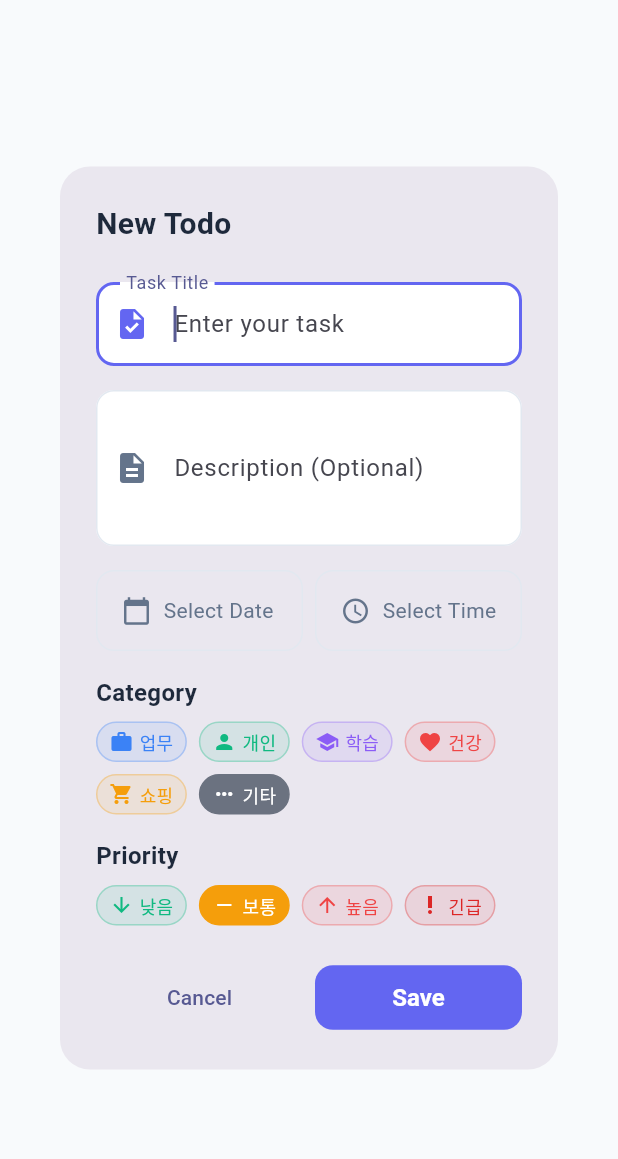
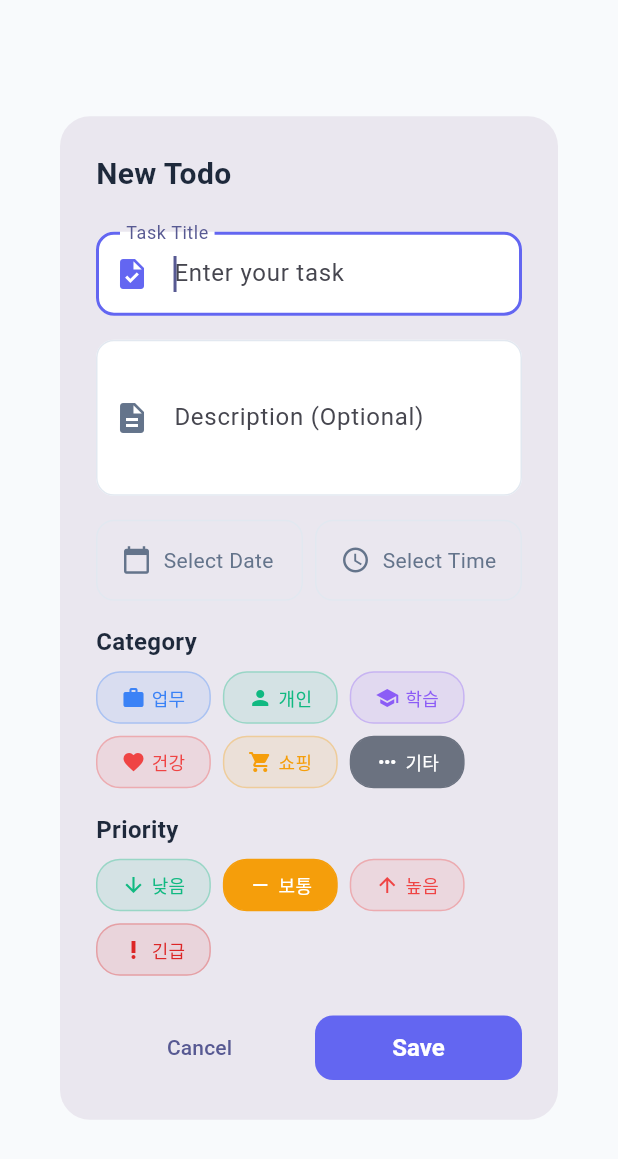
Before and after one commit to imlte0403/Todo_app, a Flutter app: the AddTodoDialog widget shown alone on an empty page, opened directly, on a phone screen of 412 x 824 dp. Shown: the top 1159 px of the screen. Run offline on Flutter 3.47's test engine with Material 3 defaults, Android fonts, the phone set to English and light mode, and no system bars; our stand-ins replace shared_preferences; accounts and stored records are empty; Roboto replaces fonts that are missing (Apple SD Gothic Neo).

Commit message:
fix: 한글 지원 및 오버플로우 문제 해결
- add_todo_dialog.dart: Row 오버플로우 에러 해결
  - Text 위젯을 Expanded로 감싸기
  - overflow: TextOverflow.ellipsis 추가
  - maxLines: 1로 텍스트 제한

- app_theme.dart: 한글 폰트 지원 개선
  - macOS 시스템 폰트 'Apple SD Gothic Neo' 설정
  - 한글 텍스트 렌더링 안정화

- UI/UX 개선:
  - 텍스트 오버플로우 처리
  - 레이아웃 안정성 향상
  - 사용자 경험 개선

```diff
--- a/lib/theme/app_theme.dart
+++ b/lib/theme/app_theme.dart
@@ -126,6 +126,8 @@ class AppTheme {
       ),
       extensions: [colors],
 
+      // 폰트 설정 (한글 지원)
+      fontFamily: 'Apple SD Gothic Neo', // macOS 한글 폰트
       // 앱바 테마
       appBarTheme: AppBarTheme(
         centerTitle: true,
--- a/lib/widgets/add_todo_dialog.dart
+++ b/lib/widgets/add_todo_dialog.dart
@@ -1,5 +1,4 @@
 import 'package:flutter/material.dart';
-import 'package:todo_app/widgets/choice_chip.dart';
 import '../models/todo.dart';
 import '../utils/todo_helpers.dart';
 import '../theme/app_theme.dart';
@@ -47,7 +46,9 @@ class _AddTodoDialogState extends State<AddTodoDialog> {
     final isEditing = widget.todo != null;
 
     return Dialog(
-      shape: RoundedRectangleBorder(borderRadius: BorderRadius.circular(AppDimensions.radiusExtraLarge)),
+      shape: RoundedRectangleBorder(
+        borderRadius: BorderRadius.circular(AppDimensions.radiusExtraLarge),
+      ),
       child: Container(
         padding: const EdgeInsets.all(AppDimensions.paddingExtraLarge),
         child: SingleChildScrollView(
@@ -73,7 +74,9 @@ class _AddTodoDialogState extends State<AddTodoDialog> {
                   hintText: 'Enter your task',
                   prefixIcon: Icon(Icons.task, color: colors?.primary),
                   border: OutlineInputBorder(
-                    borderRadius: BorderRadius.circular(AppDimensions.radiusMedium),
+                    borderRadius: BorderRadius.circular(
+                      AppDimensions.radiusMedium,
+                    ),
                   ),
                 ),
                 autofocus: true,
@@ -91,7 +94,9 @@ class _AddTodoDialogState extends State<AddTodoDialog> {
                     color: colors?.textSecondary,
                   ),
                   border: OutlineInputBorder(
-                    borderRadius: BorderRadius.circular(AppDimensions.radiusMedium),
+                    borderRadius: BorderRadius.circular(
+                      AppDimensions.radiusMedium,
+                    ),
                   ),
                 ),
                 maxLines: 3,
@@ -108,13 +113,47 @@ class _AddTodoDialogState extends State<AddTodoDialog> {
                 runSpacing: AppDimensions.paddingMedium,
                 children: TodoCategory.values.map((category) {
                   final info = TodoHelpers.getCategoryInfo(category);
-                  return ChoiceChip<TodoCategory>(
-                    value: category,
-                    selectedValue: _selectedCategory,
-                    onSelected: (c) => setState(() => _selectedCategory = c),
-                    label: info.name,
-                    icon: info.icon,
-                    color: info.color,
+                  final isSelected = _selectedCategory == category;
+                  return GestureDetector(
+                    onTap: () => setState(() => _selectedCategory = category),
+                    child: Container(
+                      padding: const EdgeInsets.symmetric(
+                        horizontal: AppDimensions.paddingLarge,
+                        vertical: AppDimensions.paddingMedium,
+                      ),
+                      decoration: BoxDecoration(
+                        color: isSelected
+                            ? info.color
+                            : info.color.withValues(alpha: 0.1),
+                        borderRadius: BorderRadius.circular(
+                          AppDimensions.radiusLarge,
+                        ),
+                        border: Border.all(
+                          color: isSelected
+                              ? info.color
+                              : info.color.withValues(alpha: 0.3),
+                        ),
+                      ),
+                      child: Row(
+                        mainAxisSize: MainAxisSize.min,
+                        children: [
+                          Icon(
+                            info.icon,
+                            size: 16,
+                            color: isSelected ? Colors.white : info.color,
+                          ),
+                          const SizedBox(width: 4),
+                          Text(
+                            info.name,
+                            style: TextStyle(
+                              fontSize: 12,
+                              fontWeight: FontWeight.w500,
+                              color: isSelected ? Colors.white : info.color,
+                            ),
+                          ),
+                        ],
+                      ),
+                    ),
                   );
                 }).toList(),
               ),
@@ -127,13 +166,47 @@ class _AddTodoDialogState extends State<AddTodoDialog> {
                 runSpacing: AppDimensions.paddingMedium,
                 children: TodoPriority.values.map((priority) {
                   final info = TodoHelpers.getPriorityInfo(priority);
-                  return ChoiceChip<TodoPriority>(
-                    value: priority,
-                    selectedValue: _selectedPriority,
-                    onSelected: (p) => setState(() => _selectedPriority = p),
-                    label: info.name,
-                    icon: info.icon,
-                    color: info.color,
+                  final isSelected = _selectedPriority == priority;
+                  return GestureDetector(
+                    onTap: () => setState(() => _selectedPriority = priority),
+                    child: Container(
+                      padding: const EdgeInsets.symmetric(
+                        horizontal: AppDimensions.paddingLarge,
+                        vertical: AppDimensions.paddingMedium,
+                      ),
+                      decoration: BoxDecoration(
+                        color: isSelected
+                            ? info.color
+                            : info.color.withValues(alpha: 0.1),
+                        borderRadius: BorderRadius.circular(
+                          AppDimensions.radiusLarge,
+                        ),
+                        border: Border.all(
+                          color: isSelected
+                              ? info.color
+                              : info.color.withValues(alpha: 0.3),
+                        ),
+                      ),
+                      child: Row(
+                        mainAxisSize: MainAxisSize.min,
+                        children: [
+                          Icon(
+                            info.icon,
+                            size: 16,
+                            color: isSelected ? Colors.white : info.color,
+                          ),
+                          const SizedBox(width: 4),
+                          Text(
+                            info.name,
+                            style: TextStyle(
+                              fontSize: 12,
+                              fontWeight: FontWeight.w500,
+                              color: isSelected ? Colors.white : info.color,
+                            ),
+                          ),
+                        ],
+                      ),
+                    ),
                   );
                 }).toList(),
               ),
@@ -188,25 +261,36 @@ class _AddTodoDialogState extends State<AddTodoDialog> {
     );
   }
 
-  Widget _buildPickerContainer(BuildContext context, AppColors? colors, {required IconData icon, required String text, required VoidCallback onTap}) {
+  Widget _buildPickerContainer(
+    BuildContext context,
+    AppColors? colors, {
+    required IconData icon,
+    required String text,
+    required VoidCallback onTap,
+  }) {
     return GestureDetector(
       onTap: onTap,
       child: Container(
         padding: const EdgeInsets.all(AppDimensions.paddingLarge),
         decoration: BoxDecoration(
-          border: Border.all(
-            color: colors?.border ?? Colors.grey.shade300,
-          ),
+          border: Border.all(color: colors?.border ?? Colors.grey.shade300),
           borderRadius: BorderRadius.circular(AppDimensions.radiusMedium),
         ),
         child: Row(
           children: [
             Icon(icon, color: colors?.textSecondary, size: 20),
             const SizedBox(width: AppDimensions.paddingMedium),
-            Text(
-              text,
-              style: TextStyle(
-                color: _selectedDueDate != null ? colors?.textPrimary : colors?.textSecondary,
+            Expanded(
+              child: Text(
+                text,
+                style: TextStyle(
+                  color: _selectedDueDate != null
+                      ? colors?.textPrimary
+                      : colors?.textSecondary,
+                  fontSize: 14,
+                ),
+                overflow: TextOverflow.ellipsis,
+                maxLines: 1,
               ),
             ),
           ],
@@ -215,7 +299,11 @@ class _AddTodoDialogState extends State<AddTodoDialog> {
     );
   }
 
-  Widget _buildActionButtons(BuildContext context, bool isEditing, AppColors? colors) {
+  Widget _buildActionButtons(
+    BuildContext context,
+    bool isEditing,
+    AppColors? colors,
+  ) {
     return Row(
       children: [
         Expanded(
@@ -298,7 +386,9 @@ class _AddTodoDialogState extends State<AddTodoDialog> {
 
     Navigator.pop(context, {
       StringConstants.taskResult: task,
-      StringConstants.descriptionResult: description.isNotEmpty ? description : null,
+      StringConstants.descriptionResult: description.isNotEmpty
+          ? description
+          : null,
       StringConstants.categoryResult: _selectedCategory,
       StringConstants.priorityResult: _selectedPriority,
       StringConstants.dueDateResult: _selectedDueDate,
```
Also changed, not shown: fonts/NotoSansKR-Regular.ttf (added).
